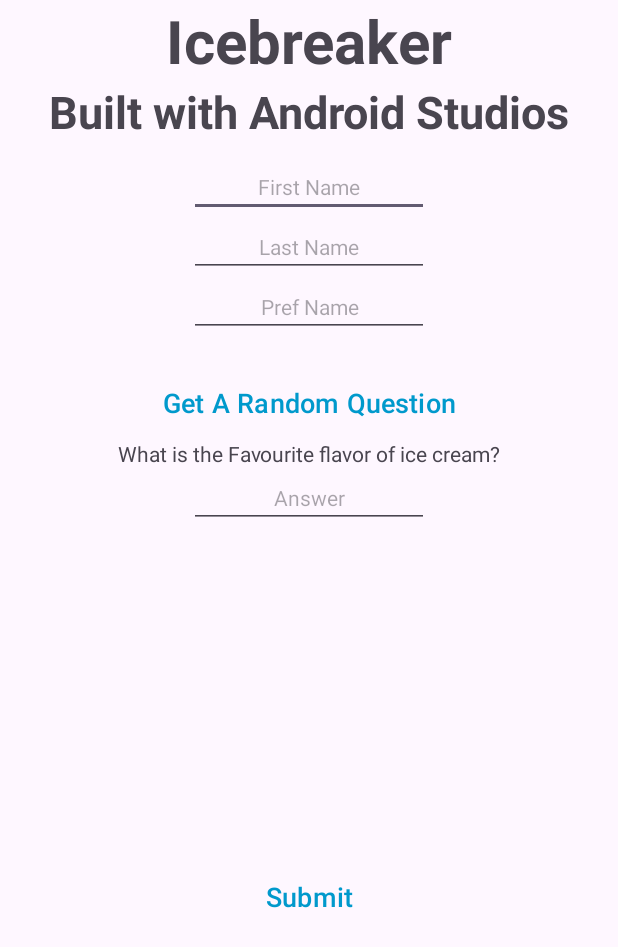
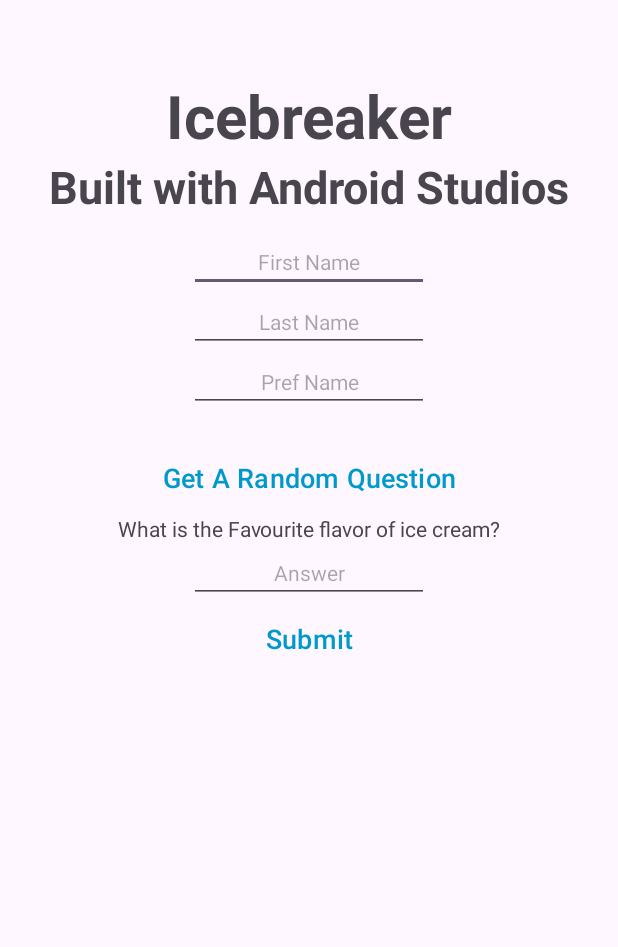
Before and after one commit to UNH-Android-Fall2024/Icebreaker-Sumanth-F24, an Android app: the layout activity_main.xml on its own in the app's theme, with its tools: preview values and no code run, on a phone screen of 412 x 824 dp. Shown: the top 947 px of the screen. Run offline under Robolectric (Android 15) with nearby library versions, the phone set to English and light mode, and no system bars.

```diff
--- /dev/null
+++ b/app/src/main/java/com/unh/icebreakersumanthf24/Questions.kt
@@ -0,0 +1,6 @@
+package com.unh.icebreakersumanthf24
+/**
+ * @property text Questions from firebase
+ */
+
+data class Questions(val text: String = "")
--- a/app/src/main/res/layout/activity_main.xml
+++ b/app/src/main/res/layout/activity_main.xml
@@ -16,7 +16,8 @@
         android:textStyle="bold"
         app:layout_constraintEnd_toEndOf="parent"
         app:layout_constraintStart_toStartOf="parent"
-        app:layout_constraintTop_toTopOf="parent" />
+        app:layout_constraintTop_toTopOf="parent"
+        android:layout_marginTop="50sp"/>
 
     <TextView
         android:layout_width="wrap_content"
@@ -108,12 +109,10 @@
         app:layout_constraintStart_toStartOf="parent"
         app:layout_constraintEnd_toEndOf="parent"
         app:layout_constraintTop_toBottomOf="@id/txtAnswer"
-        android:layout_marginTop="20sp"
         android:textSize="18sp"
         android:id="@+id/btnSubmit"
         android:backgroundTint="@android:color/transparent"
-        android:textColor="@android:color/holo_blue_dark"
-        app:layout_constraintBottom_toBottomOf="parent"/>
+        android:textColor="@android:color/holo_blue_dark"/>
 
 
 
```
Also changed, not shown: app/src/main/java/com/unh/icebreakersumanthf24/MainActivity.kt (+1 -11 lines).
